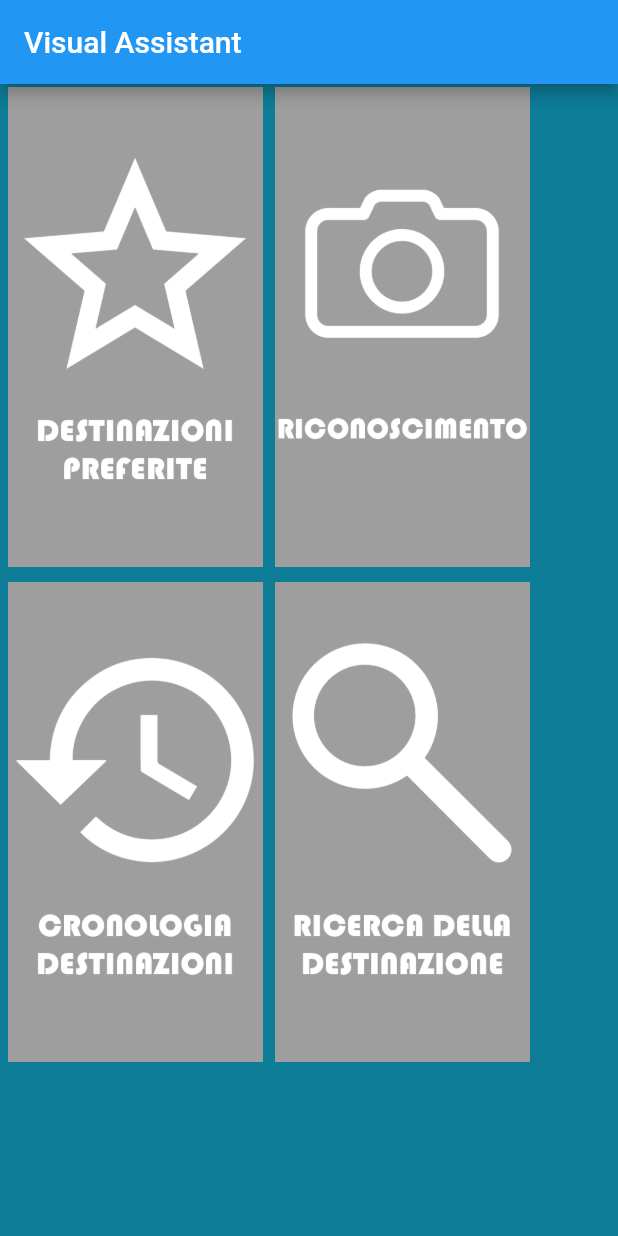
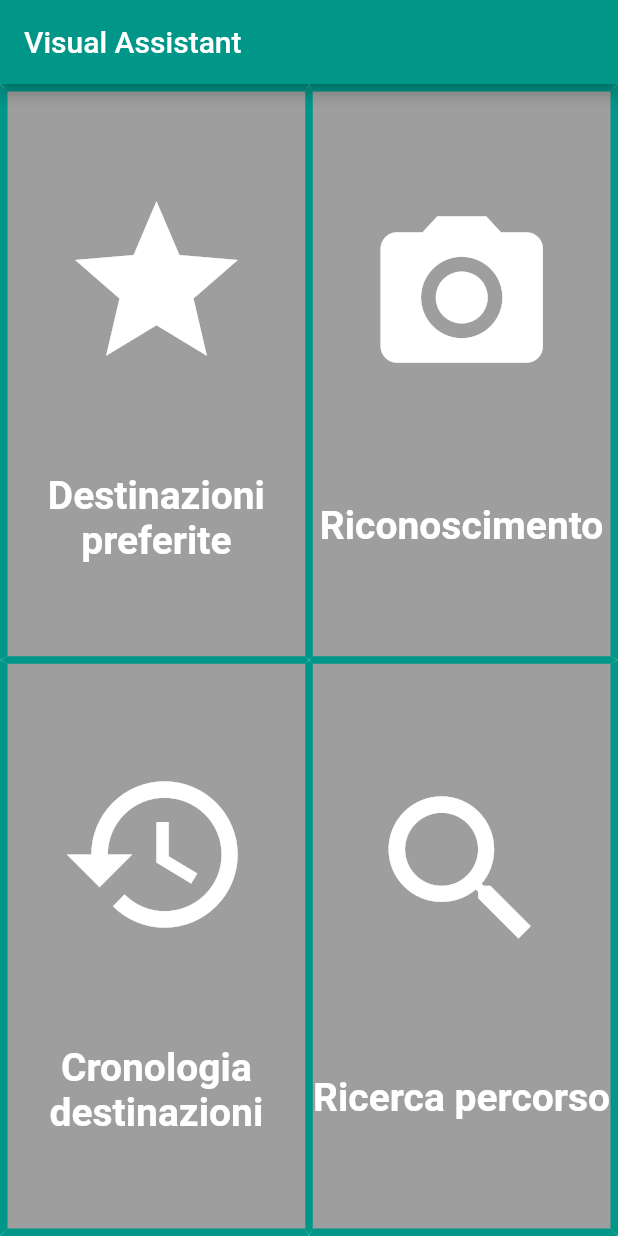
Before and after one commit to rosariodp20/Visual-Assistant, a Flutter app: the screen it shows after launch, on a phone screen of 412 x 824 dp. Run offline on Flutter 3.47's test engine with Material 2 defaults, Android fonts, the phone set to English and light mode, and no system bars; our stand-ins replace camera, flutter_tts, geolocator, speech_to_text; missing offline and left inert: geocoder.

Commit message:
Refactor della homepage e rename delle classi

```diff
--- a/lib/cronologiaPercorsi.dart
+++ b/lib/cronologia_destinazioni.dart
@@ -1,13 +1,13 @@
 import 'package:flutter/material.dart';
 
-class cronologiaPercorsi extends StatefulWidget {
-  const cronologiaPercorsi({Key? key}) : super(key: key);
+class CronologiaDestinazioni extends StatefulWidget {
+  const CronologiaDestinazioni({Key? key}) : super(key: key);
 
   @override
-  State<cronologiaPercorsi> createState() => _cronologiaPercorsiState();
+  State<CronologiaDestinazioni> createState() => _CronologiaDestinazioniState();
 }
 
-class _cronologiaPercorsiState extends State<cronologiaPercorsi> {
+class _CronologiaDestinazioniState extends State<CronologiaDestinazioni> {
   int col1=255;
   int col2=255;
   int col3=255;
--- a/lib/gestionePreferiti.dart
+++ b/lib/gestione_preferiti.dart
@@ -1,13 +1,13 @@
 import 'package:flutter/material.dart';
 
-class gestionePreferiti extends StatefulWidget {
-  const gestionePreferiti({Key? key}) : super(key: key);
+class GestionePreferiti extends StatefulWidget {
+  const GestionePreferiti({Key? key}) : super(key: key);
 
   @override
-  State<gestionePreferiti> createState() => _gestionePreferitiState();
+  State<GestionePreferiti> createState() => _GestionePreferitiState();
 }
 
-class _gestionePreferitiState extends State<gestionePreferiti> {
+class _GestionePreferitiState extends State<GestionePreferiti> {
   @override
   Widget build(BuildContext context) {
     return Scaffold(
--- a/lib/main.dart
+++ b/lib/main.dart
@@ -1,7 +1,7 @@
 import 'package:flutter/material.dart';
-import 'package:visual_assistant/cronologiaPercorsi.dart';
-import 'package:visual_assistant/gestionePreferiti.dart';
-import 'package:visual_assistant/ricercaDestinazione.dart';
+import 'package:visual_assistant/cronologia_destinazioni.dart';
+import 'package:visual_assistant/gestione_preferiti.dart';
+import 'package:visual_assistant/ricerca_percorso.dart';
 
 //Bisogna runnare con: flutter run --no-sound-null-safety
 void main() {
@@ -15,118 +15,166 @@ class MyApp extends StatelessWidget {
   Widget build(BuildContext context) {
     return MaterialApp(
         title: 'Visual Assistant',
-      theme: ThemeData(
-          primarySwatch: Colors.blue,
-          scaffoldBackgroundColor: const Color(0xFF0d7c97)),
-      home: const MyHomePage(title: 'Visual Assistant'),
-    );
+        theme: ThemeData(primarySwatch: Colors.teal),
+        home: MyHomePage());
   }
 }
 
-class MyHomePage extends StatefulWidget {
-  const MyHomePage({Key? key, required this.title}) : super(key: key);
+class MyHomePage extends StatelessWidget {
+  final appBar = AppBar(title: Text('Visual Assistant'));
 
-  final String title;
-
-  @override
-  State<MyHomePage> createState() => _MyHomePageState();
-}
-
-class _MyHomePageState extends State<MyHomePage> {
   @override
   Widget build(BuildContext context) {
     return Scaffold(
-      appBar: AppBar(
-        title: Text(widget.title),
-      ),
-      body: Container(
-          alignment: Alignment.center,
-          padding: const EdgeInsets.all(2),
-          child: Column(children: [
+      appBar: appBar,
+      body: Column(
+        mainAxisAlignment: MainAxisAlignment.spaceBetween,
+        children: [
           Row(
+            mainAxisAlignment: MainAxisAlignment.spaceBetween,
             children: [
-                SizedBox(width: 3),
-                InkWell(
+              Container(
+                decoration: const BoxDecoration(
+                    color: Colors.grey,
+                    border: Border(
+                        top: BorderSide(color: Colors.teal, width: 5),
+                        bottom: BorderSide(color: Colors.teal, width: 2.5),
+                        left: BorderSide(color: Colors.teal, width: 5),
+                        right: BorderSide(color: Colors.teal, width: 2.5))),
+                height: (MediaQuery.of(context).size.height -
+                        appBar.preferredSize.height -
+                        MediaQuery.of(context).padding.top) *
+                    0.5,
+                width: MediaQuery.of(context).size.width * 0.5,
+                child: InkWell(
                   onTap: () {
                     Navigator.of(context).push(MaterialPageRoute(
-                        builder: (context) => gestionePreferiti()));
+                        builder: (context) => const GestionePreferiti()));
                   },
                   child: Column(
-                    mainAxisSize: MainAxisSize.min,
-                    children: [
-                      Ink.image(
-                        image: AssetImage('assets/stella.png'),
-                        height: 320,
-                        width: 170,
-                        fit: BoxFit.cover,
+                    mainAxisAlignment: MainAxisAlignment.spaceEvenly,
+                    children: const [
+                      Icon(Icons.star, color: Colors.white, size: 130),
+                      Text(
+                        'Destinazioni preferite',
+                        style: TextStyle(
+                            fontSize: 26,
+                            fontWeight: FontWeight.bold,
+                            color: Colors.white),
+                        textAlign: TextAlign.center,
+                      )
+                    ],
+                  ),
+                ),
+              ),
+              Container(
+                decoration: const BoxDecoration(
+                    color: Colors.grey,
+                    border: Border(
+                        top: BorderSide(color: Colors.teal, width: 5),
+                        bottom: BorderSide(color: Colors.teal, width: 2.5),
+                        left: BorderSide(color: Colors.teal, width: 2.5),
+                        right: BorderSide(color: Colors.teal, width: 5))),
+                height: (MediaQuery.of(context).size.height -
+                        appBar.preferredSize.height -
+                        MediaQuery.of(context).padding.top) *
+                    0.5,
+                width: MediaQuery.of(context).size.width * 0.5,
+                child: InkWell(
+                  onTap: () {},
+                  child: Column(
+                    mainAxisAlignment: MainAxisAlignment.spaceEvenly,
+                    children: const [
+                      Icon(Icons.camera_alt, color: Colors.white, size: 130),
+                      Text(
+                        'Riconoscimento',
+                        style: TextStyle(
+                            fontSize: 26,
+                            fontWeight: FontWeight.bold,
+                            color: Colors.white),
+                        textAlign: TextAlign.center,
                       ),
                     ],
                   ),
-                ),
-                SizedBox(width: 8),
-                InkWell(
-                  onTap: () {},
-                  child: Column(
-                    mainAxisSize: MainAxisSize.min,
-                    children: [
-                      Ink.image(
-                        image: AssetImage('assets/fotocamera.png'),
-                        height: 320,
-                        width: 170,
-                        fit: BoxFit.cover,
-                      ),
-                    ],
                 ),
               ),
             ],
           ),
           Row(
+            mainAxisAlignment: MainAxisAlignment.spaceBetween,
             children: [
-                SizedBox(height: 10),
+              Container(
+                decoration: const BoxDecoration(
+                    color: Colors.grey,
+                    border: Border(
+                        top: BorderSide(color: Colors.teal, width: 2.5),
+                        bottom: BorderSide(color: Colors.teal, width: 5),
+                        left: BorderSide(color: Colors.teal, width: 5),
+                        right: BorderSide(color: Colors.teal, width: 2.5))),
+                height: (MediaQuery.of(context).size.height -
+                        appBar.preferredSize.height -
+                        MediaQuery.of(context).padding.top) *
+                    0.5,
+                width: MediaQuery.of(context).size.width * 0.5,
+                child: InkWell(
+                  onTap: () {
+                    Navigator.of(context).push(MaterialPageRoute(
+                        builder: (context) => const CronologiaDestinazioni()));
+                  },
+                  child: Column(
+                    mainAxisAlignment: MainAxisAlignment.spaceEvenly,
+                    children: const [
+                      Icon(Icons.history, color: Colors.white, size: 130),
+                      Text(
+                        'Cronologia destinazioni',
+                        style: TextStyle(
+                            fontSize: 26,
+                            fontWeight: FontWeight.bold,
+                            color: Colors.white),
+                        textAlign: TextAlign.center,
+                      )
                     ],
                   ),
-            //SizedBox(height: 20),
-            Row(
-              children: [
-                SizedBox(width: 3),
-                InkWell(
+                ),
+              ),
+              Container(
+                decoration: const BoxDecoration(
+                    color: Colors.grey,
+                    border: Border(
+                        top: BorderSide(color: Colors.teal, width: 2.5),
+                        bottom: BorderSide(color: Colors.teal, width: 5),
+                        left: BorderSide(color: Colors.teal, width: 2.5),
+                        right: BorderSide(color: Colors.teal, width: 5))),
+                height: (MediaQuery.of(context).size.height -
+                        appBar.preferredSize.height -
+                        MediaQuery.of(context).padding.top) *
+                    0.5,
+                width: MediaQuery.of(context).size.width * 0.5,
+                child: InkWell(
                   onTap: () {
                     Navigator.of(context).push(MaterialPageRoute(
-                        builder: (context) => cronologiaPercorsi()));
+                        builder: (context) => const RicercaPercorso()));
                   },
                   child: Column(
-                    mainAxisSize: MainAxisSize.min,
-                    children: [
-                      Ink.image(
-                        image: AssetImage('assets/cronologia.png'),
-                        height: 320,
-                        width: 170,
-                        fit: BoxFit.cover,
+                    mainAxisAlignment: MainAxisAlignment.spaceEvenly,
+                    children: const [
+                      Icon(Icons.search, color: Colors.white, size: 130),
+                      Text(
+                        'Ricerca percorso',
+                        style: TextStyle(
+                            fontSize: 26,
+                            fontWeight: FontWeight.bold,
+                            color: Colors.white),
+                        textAlign: TextAlign.center,
+                      )
+                    ],
+                  ),
+                ),
+              )
+            ],
           ),
         ],
       ),
-                ),
-                SizedBox(width: 8),
-                InkWell(
-                  onTap: () {
-                    Navigator.of(context).push(MaterialPageRoute(
-                        builder: (context) => ricercaDestinazione()));
-                  },
-                  child: Column(
-                    mainAxisSize: MainAxisSize.min,
-                    children: [
-                      Ink.image(
-                        image: AssetImage('assets/lenteDiIngrandimento.png'),
-                        height: 320,
-                        width: 170,
-                        fit: BoxFit.cover,
-                      ),
-                    ],
-                  ),
-                ),
-              ],
-            ),
-          ])),
     );
   }
 }
--- a/lib/ricercaDestinazione.dart
+++ b/lib/ricerca_percorso.dart
@@ -4,21 +4,21 @@ import 'package:flutter/services.dart';
 import 'package:geolocator/geolocator.dart';
 import 'package:speech_to_text/speech_to_text.dart' as stt;
 import 'package:flutter_tts/flutter_tts.dart';
-import 'package:visual_assistant/gestionePreferiti.dart';
+import 'package:visual_assistant/gestione_preferiti.dart';
 import 'package:geocoder/geocoder.dart';
 import 'package:geocoder/services/base.dart';
 import 'dart:async';
 
 import 'package:visual_assistant/viaggio.dart';
 
-class ricercaDestinazione extends StatefulWidget {
-  const ricercaDestinazione({Key? key}) : super(key: key);
+class RicercaPercorso extends StatefulWidget {
+  const RicercaPercorso({Key? key}) : super(key: key);
 
   @override
-  State<ricercaDestinazione> createState() => _ricercaDestinazioneState();
+  State<RicercaPercorso> createState() => _RicercaPercorsoState();
 }
 
-class _ricercaDestinazioneState extends State<ricercaDestinazione> {
+class _RicercaPercorsoState extends State<RicercaPercorso> {
   late stt.SpeechToText _speech;
   bool _isListening = false;
   String _textSpeech = "in attesa dell'indirizzo";
--- a/lib/viaggio.dart
+++ b/lib/viaggio.dart
@@ -6,7 +6,7 @@ import 'package:flutter/services.dart';
 import 'package:geolocator/geolocator.dart';
 import 'package:speech_to_text/speech_to_text.dart' as stt;
 import 'package:flutter_tts/flutter_tts.dart';
-import 'package:visual_assistant/gestionePreferiti.dart';
+import 'package:visual_assistant/gestione_preferiti.dart';
 import 'package:geocoder/geocoder.dart';
 import 'package:geocoder/services/base.dart';
 import 'dart:async';
@@ -15,6 +15,7 @@ import 'package:http/http.dart' as http;
 import 'package:flutter/material.dart';
 import 'dart:convert' as convert;
 import 'dart:isolate';
+
 class viaggio extends StatefulWidget {
     final double? latitudineOri, longitudineOri; //coordinate origine
 
```
Lines whose indentation alone changed are shown as unchanged.
